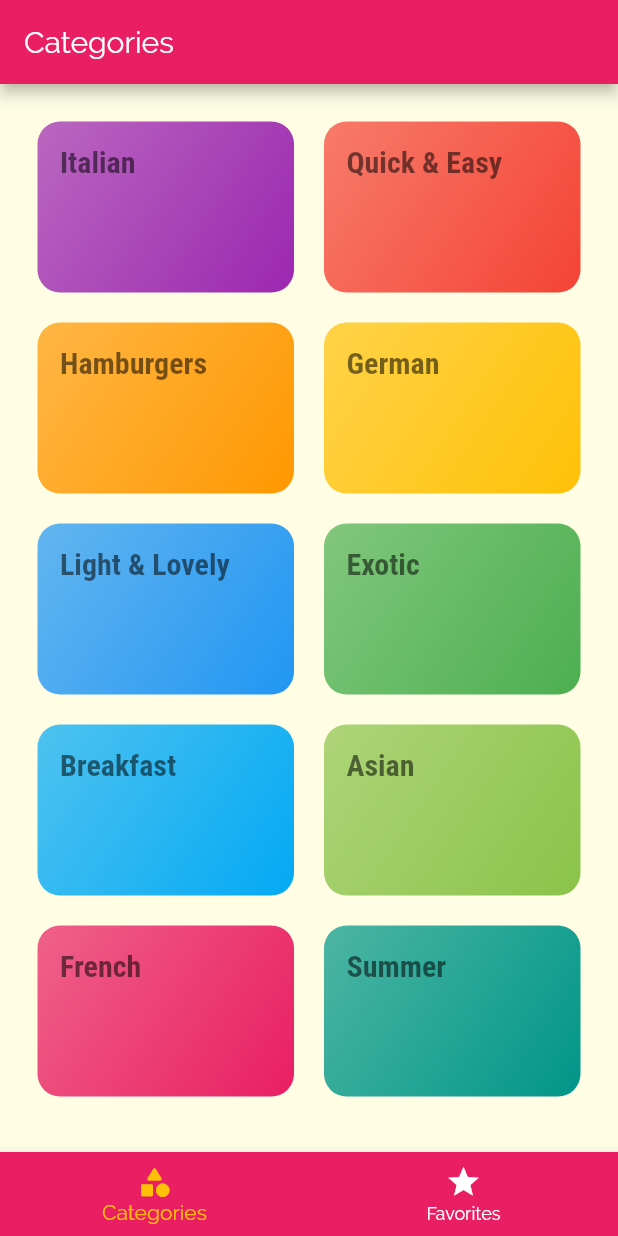
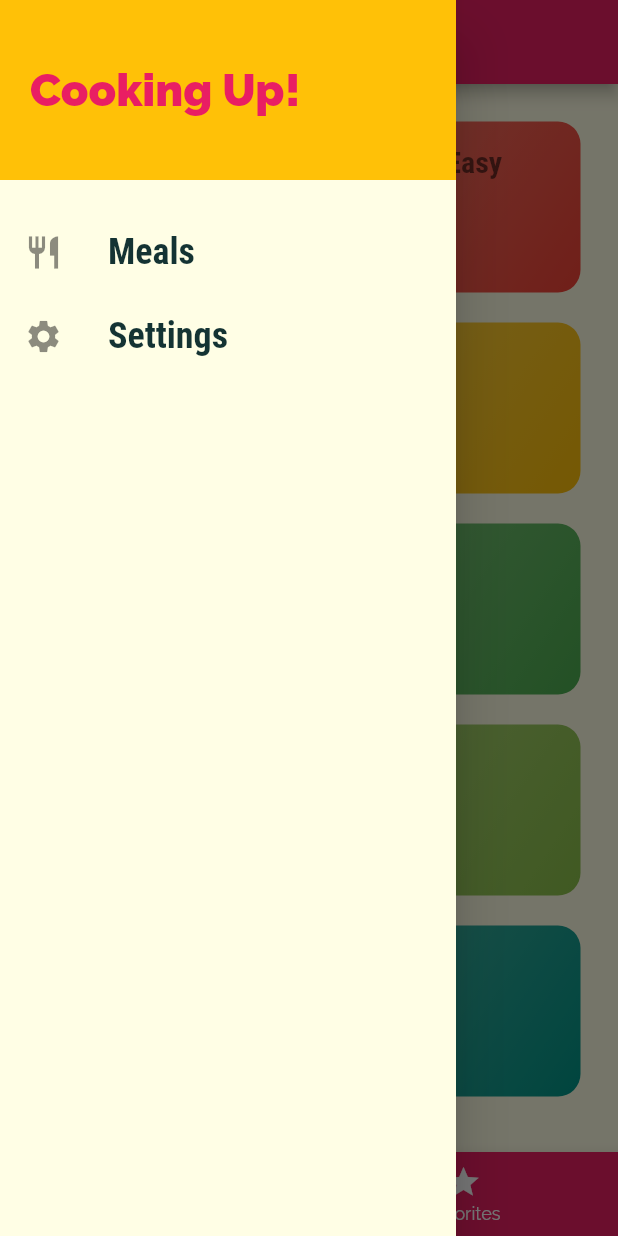
Before and after one commit to Denismr7/flutter_meals_app, a Flutter app: the screen it shows after launch, with the side drawer open (before the commit the screen has no drawer), on a phone screen of 412 x 824 dp. Run offline on Flutter 3.47's test engine with Material 2 defaults, Android fonts, the phone set to English and light mode, and no system bars.

```diff
--- a/lib/main.dart
+++ b/lib/main.dart
@@ -1,8 +1,9 @@
 import 'package:flutter/material.dart';
 
-import 'screens/category_meals_screen.dart';
+import '/screens/category_meals_screen.dart';
 import '/screens/meal_detail_screen.dart';
 import '/screens/tabs_screen.dart';
+import '/screens/filters_screen.dart';
 
 void main(List<String> args) {
   runApp(MealsApp());
@@ -34,6 +35,7 @@ class MealsApp extends StatelessWidget {
       routes: {
         CategoryMealsScreen.routeName: (context) => CategoryMealsScreen(),
         MealDetailScreen.routeName: (context) => MealDetailScreen(),
+        FiltersScreen.routeName: (context) => FiltersScreen(),
       },
       onUnknownRoute: (settings) {
         return MaterialPageRoute(builder: (context) => CategoryMealsScreen());
--- /dev/null
+++ b/lib/screens/filters_screen.dart
@@ -0,0 +1,21 @@
+import 'package:flutter/material.dart';
+import '../widgets/main_drawer.dart';
+
+class FiltersScreen extends StatelessWidget {
+  static const routeName = '/filters';
+
+  const FiltersScreen();
+
+  @override
+  Widget build(BuildContext context) {
+    return Center(
+      child: Scaffold(
+        appBar: AppBar(
+          title: Text('Filters'),
+        ),
+        drawer: MainDrawer(),
+        body: Text('Filters!'),
+      ),
+    );
+  }
+}
--- a/lib/screens/tabs_screen.dart
+++ b/lib/screens/tabs_screen.dart
@@ -2,6 +2,7 @@ import 'package:flutter/material.dart';
 
 import './categories_screen.dart';
 import './favorites_screen.dart';
+import '../widgets/main_drawer.dart';
 
 class TabScreen extends StatefulWidget {
   const TabScreen();
@@ -30,6 +31,7 @@ class _TabsScreenState extends State<TabScreen> {
       appBar: AppBar(
         title: Text(_pages[_selectedPageIndex]['title'] as String),
       ),
+      drawer: MainDrawer(),
       body: _pages[_selectedPageIndex]['page'] as Widget,
       bottomNavigationBar: BottomNavigationBar(
         onTap: _selectPage,
--- /dev/null
+++ b/lib/widgets/main_drawer.dart
@@ -0,0 +1,58 @@
+import 'package:flutter/material.dart';
+
+import '../screens/filters_screen.dart';
+
+class MainDrawer extends StatelessWidget {
+  const MainDrawer();
+
+  Widget buildListTile(String title, IconData icon, Function tapHandler) {
+    return ListTile(
+      leading: Icon(
+        icon,
+        size: 26,
+      ),
+      title: Text(
+        title,
+        style: TextStyle(
+          fontFamily: 'RobotoCondensed',
+          fontSize: 24,
+          fontWeight: FontWeight.bold,
+        ),
+      ),
+      onTap: () => tapHandler,
+    );
+  }
+
+  @override
+  Widget build(BuildContext context) {
+    return Drawer(
+      child: Column(
+        children: [
+          Container(
+            height: 120,
+            width: double.infinity,
+            padding: EdgeInsets.all(20),
+            alignment: Alignment.centerLeft,
+            color: Theme.of(context).accentColor,
+            child: Text(
+              'Cooking Up!',
+              style: TextStyle(
+                  fontWeight: FontWeight.w900,
+                  fontSize: 30,
+                  color: Theme.of(context).primaryColor),
+            ),
+          ),
+          SizedBox(
+            height: 20,
+          ),
+          buildListTile('Meals', Icons.restaurant, () {
+            Navigator.of(context).pushReplacementNamed('/');
+          }),
+          buildListTile('Settings', Icons.settings, () {
+            Navigator.of(context).pushReplacementNamed(FiltersScreen.routeName);
+          }),
+        ],
+      ),
+    );
+  }
+}
```
